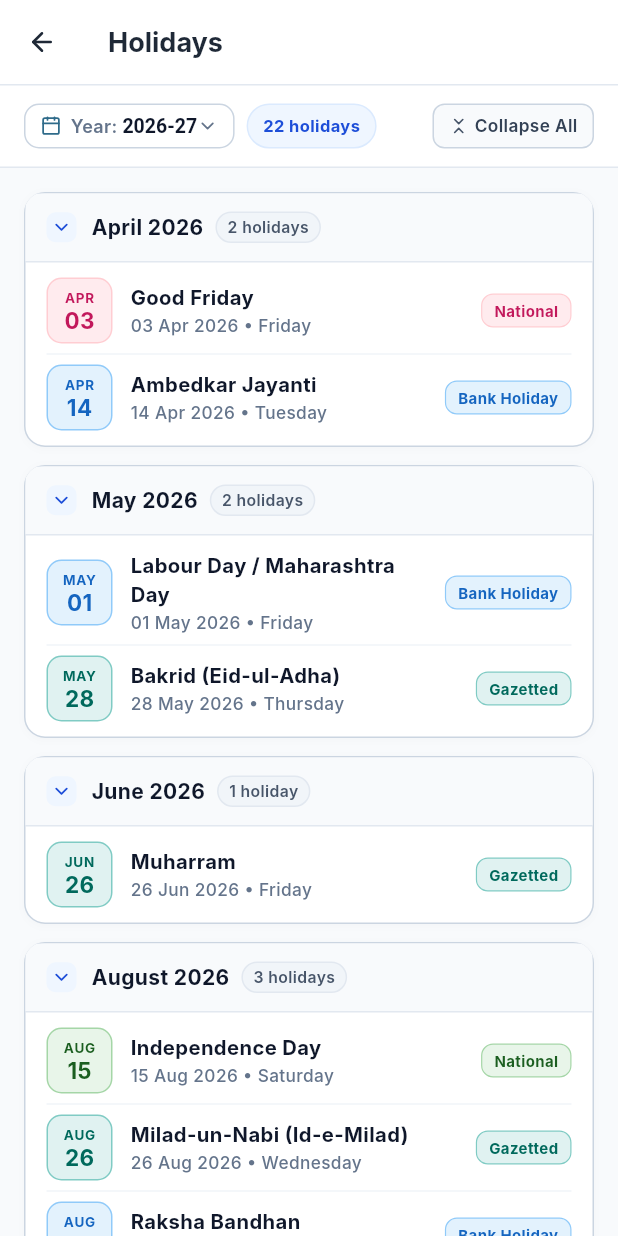
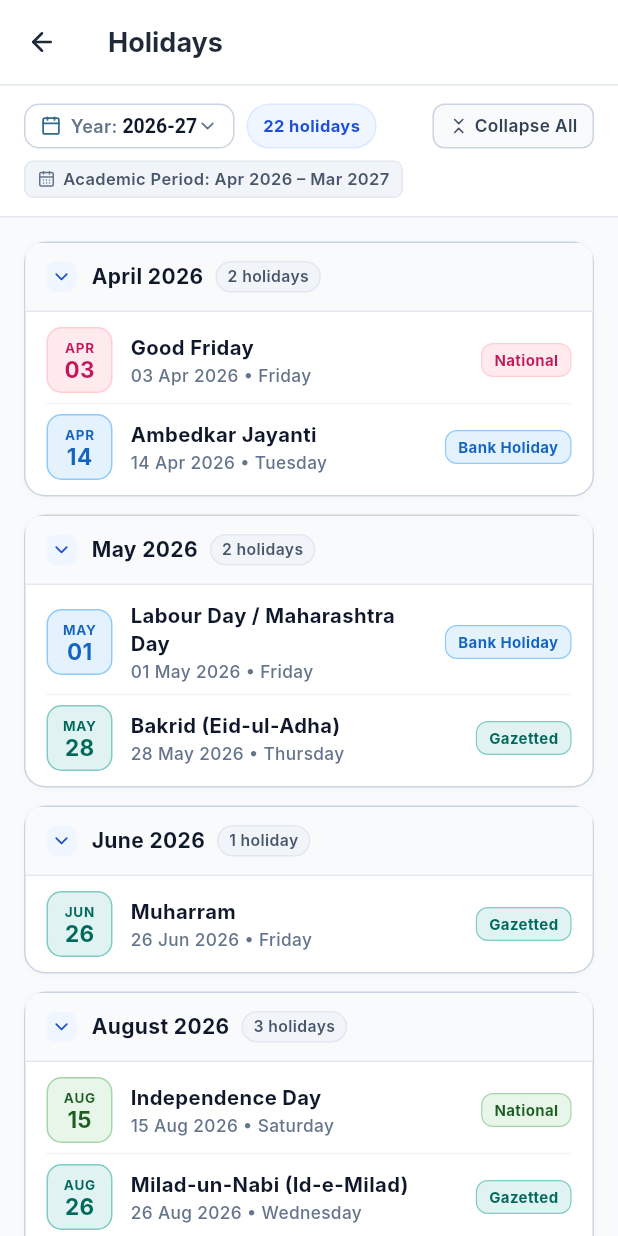
Before and after one commit to prudhviraj26/flutter-parent-app, a Flutter app: the HolidaysScreen screen opened by its route, on a phone screen of 412 x 824 dp. Run offline on Flutter 3.47's test engine with Material 3 defaults, Android fonts, the phone set to English and light mode, and no system bars; our stand-ins replace easy_localization, flutter_secure_storage, lucide_icons_flutter, shared_preferences; accounts and stored records are empty; network calls fail; Roboto replaces fonts that are missing (Inter).

Commit message:
feat(parent): dynamic academic year ordering and holiday filtering strictly bound to school settings

```diff
--- a/lib/models/models.dart
+++ b/lib/models/models.dart
@@ -622,6 +622,12 @@ class AcademicYearItem {
     );
   }
 
+  String get formattedDuration {
+    final startFmt = DateFormat('MMM yyyy').format(startDate);
+    final endFmt = DateFormat('MMM yyyy').format(endDate);
+    return '$startFmt – $endFmt';
+  }
+
   Map<String, dynamic> toJson() {
     return {
       'id': id,
--- a/lib/screens/holidays_screen.dart
+++ b/lib/screens/holidays_screen.dart
@@ -179,18 +179,66 @@ class _HolidaysScreenState extends State<HolidaysScreen> {
     final selectedYearId = appState.selectedAcademicYearId;
     final isLoading = appState.isHolidaysLoading;
 
-    // Group holidays by year-month (e.g. "2026-04") sorted chronologically
+    // Current selected academic year item or fallback
+    AcademicYearItem? selectedYear;
+    if (academicYears.isNotEmpty) {
+      selectedYear = academicYears.firstWhere(
+        (y) => y.id == selectedYearId,
+        orElse: () => academicYears.first,
+      );
+    }
+
+    // 1. Filter holidays strictly within the school's configured academic year start and end dates
+    List<Holiday> activeHolidays = holidays;
+    if (selectedYear != null) {
+      final start = DateTime(
+        selectedYear.startDate.year,
+        selectedYear.startDate.month,
+        selectedYear.startDate.day,
+      );
+      final end = DateTime(
+        selectedYear.endDate.year,
+        selectedYear.endDate.month,
+        selectedYear.endDate.day,
+        23,
+        59,
+        59,
+      );
+      activeHolidays = holidays.where((h) {
+        return !h.fullDate.isBefore(start) && !h.fullDate.isAfter(end);
+      }).toList();
+    }
+
+    // 2. Generate academic year month sequence based on the school's configured start and end months
+    final List<String> academicMonthTimeline = [];
+    if (selectedYear != null) {
+      DateTime runner = DateTime(selectedYear.startDate.year, selectedYear.startDate.month, 1);
+      final endLimit = DateTime(selectedYear.endDate.year, selectedYear.endDate.month, 1);
+      while (!runner.isAfter(endLimit)) {
+        academicMonthTimeline.add(DateFormat('yyyy-MM').format(runner));
+        runner = DateTime(runner.year, runner.month + 1, 1);
+      }
+    }
+
+    // 3. Group active holidays by year-month (e.g. "2026-06", "2026-07")
     final Map<String, List<Holiday>> holidaysByMonth = {};
-    for (final h in holidays) {
+    for (final h in activeHolidays) {
       final key = DateFormat('yyyy-MM').format(h.fullDate);
       holidaysByMonth.putIfAbsent(key, () => []).add(h);
     }
 
-    // Sort entries chronologically by year-month
+    // 4. Sort month groups strictly following the school's academic year timeline
     final sortedMonthEntries = holidaysByMonth.entries.toList()
-      ..sort((a, b) => a.key.compareTo(b.key));
+      ..sort((a, b) {
+        final idxA = academicMonthTimeline.indexOf(a.key);
+        final idxB = academicMonthTimeline.indexOf(b.key);
+        if (idxA != -1 && idxB != -1) return idxA.compareTo(idxB);
+        if (idxA != -1) return -1;
+        if (idxB != -1) return 1;
+        return a.key.compareTo(b.key);
+      });
 
-    // Sort holidays within each month by date
+    // 5. Sort holidays within each month chronologically
     for (final entry in sortedMonthEntries) {
       entry.value.sort((a, b) => a.fullDate.compareTo(b.fullDate));
     }
@@ -246,8 +294,9 @@ class _HolidaysScreenState extends State<HolidaysScreen> {
               context: context,
               appState: appState,
               academicYears: academicYears,
+              selectedYear: selectedYear,
               selectedYearId: selectedYearId,
-              holidayCount: holidays.length,
+              holidayCount: activeHolidays.length,
               monthKeys: monthKeys,
               allExpanded: allExpanded,
             ),
@@ -303,20 +352,12 @@ class _HolidaysScreenState extends State<HolidaysScreen> {
     required BuildContext context,
     required AppState appState,
     required List<AcademicYearItem> academicYears,
+    required AcademicYearItem? selectedYear,
     required String? selectedYearId,
     required int holidayCount,
     required List<String> monthKeys,
     required bool allExpanded,
   }) {
-    // Current selected academic year item or fallback
-    AcademicYearItem? selectedYear;
-    if (academicYears.isNotEmpty) {
-      selectedYear = academicYears.firstWhere(
-        (y) => y.id == selectedYearId,
-        orElse: () => academicYears.first,
-      );
-    }
-
     return Container(
       width: double.infinity,
       padding: const EdgeInsets.symmetric(horizontal: 16, vertical: 12),
@@ -467,6 +508,38 @@ class _HolidaysScreenState extends State<HolidaysScreen> {
                 ),
             ],
           ),
+
+          // Academic Year Duration Chip (from web portal settings)
+          if (selectedYear != null) ...[
+            const SizedBox(height: 8),
+            Container(
+              padding: const EdgeInsets.symmetric(horizontal: 8, vertical: 3.5),
+              decoration: BoxDecoration(
+                color: const Color(0xFFF1F5F9),
+                borderRadius: BorderRadius.circular(6),
+                border: Border.all(color: const Color(0xFFE2E8F0)),
+              ),
+              child: Row(
+                mainAxisSize: MainAxisSize.min,
+                children: [
+                  const Icon(
+                    LucideIcons.calendarDays,
+                    size: 12,
+                    color: Color(0xFF64748B),
+                  ),
+                  const SizedBox(width: 5),
+                  Text(
+                    'Academic Period: ${selectedYear.formattedDuration}',
+                    style: const TextStyle(
+                      fontSize: 11,
+                      fontWeight: FontWeight.w600,
+                      color: Color(0xFF475569),
+                    ),
+                  ),
+                ],
+              ),
+            ),
+          ],
         ],
       ),
     );
--- a/lib/state/app_state.dart
+++ b/lib/state/app_state.dart
@@ -362,13 +362,11 @@ class AppState extends ChangeNotifier {
       }
 
       // 1. Fetch academic years
-      if (_academicYears.isEmpty) {
-        final yearsRaw = await ParentApiService.getAcademicYears();
-        if (yearsRaw.isNotEmpty) {
-          _academicYears = yearsRaw
-              .map((y) => AcademicYearItem.fromJson(y as Map<String, dynamic>))
-              .toList();
-        }
+      final yearsRaw = await ParentApiService.getAcademicYears();
+      if (yearsRaw.isNotEmpty) {
+        _academicYears = yearsRaw
+            .map((y) => AcademicYearItem.fromJson(y as Map<String, dynamic>))
+            .toList();
       }
 
       // Determine target academic year
```
